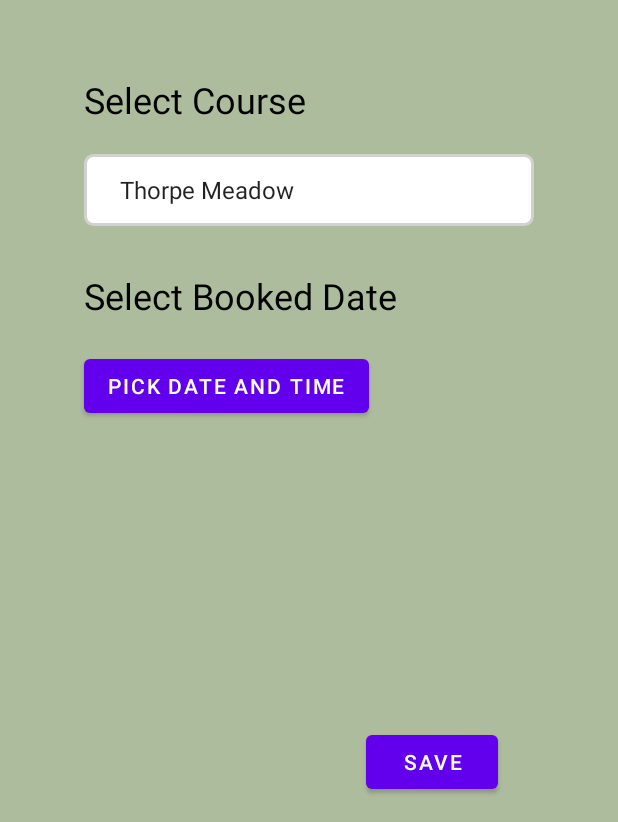
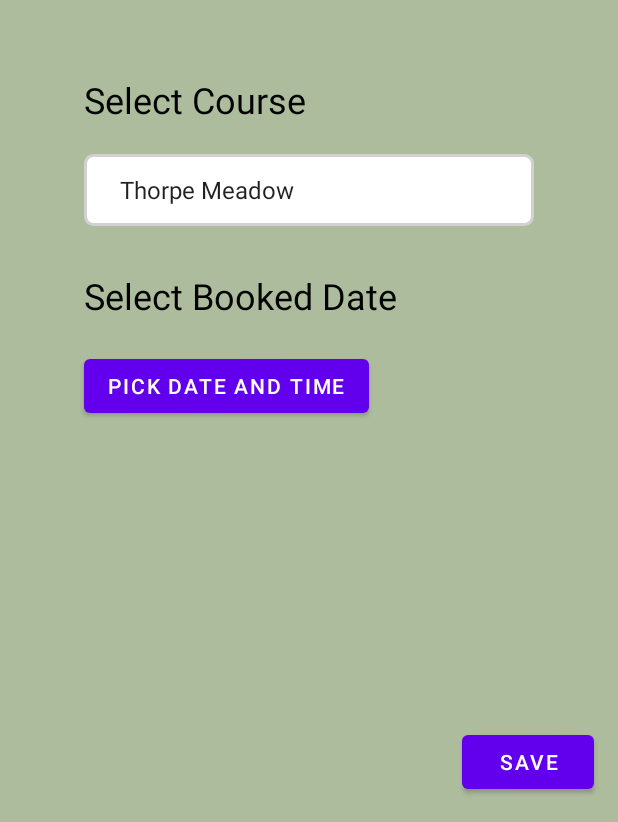
Before and after one commit to NickSx9/MyGolf, an Android app: the fragment BookingFragment shown on its own in the app's theme, on a phone screen of 412 x 824 dp, the part 414-1236 px from its top. Run offline under Robolectric (Android 15) with nearby library versions, the phone set to English and light mode, and no system bars.

Commit message:
something changed?

```diff
--- a/app/src/main/java/com/softwarepro/mygolf/MainActivity.kt
+++ b/app/src/main/java/com/softwarepro/mygolf/MainActivity.kt
@@ -2,6 +2,7 @@ package com.softwarepro.mygolf
 
 import android.content.ClipData
 import android.content.Intent
+import android.content.pm.ActivityInfo
 import android.os.Build
 import android.os.Bundle
 import android.util.Log
@@ -31,6 +32,7 @@ import com.google.android.material.navigation.NavigationView
 import com.google.android.material.snackbar.Snackbar
 import com.google.android.material.textfield.TextInputLayout
 import com.softwarepro.mygolf.ui.booking.BookingFragment
+import com.softwarepro.mygolf.ui.course.CourseFragment
 import com.softwarepro.mygolf.ui.profile.ProfileFragment
 import com.softwarepro.mygolf.ui.score.ScoreFragment
 import com.softwarepro.mygolf.ui.settings.SettingsFragment
@@ -46,6 +48,7 @@ class MainActivity : AppCompatActivity() {
     @RequiresApi(Build.VERSION_CODES.M)
     override fun onCreate(savedInstanceState: Bundle?) {
         super.onCreate(savedInstanceState)
+        this.requestedOrientation = ActivityInfo.SCREEN_ORIENTATION_PORTRAIT;
         setContentView(R.layout.activity_main)
         viewModel = ViewModelProviders.of(this).get(MainActivityViewModel::class.java)
         //hide registerPage
@@ -238,6 +241,9 @@ class MainActivity : AppCompatActivity() {
                 ProfileFragment::class.qualifiedName -> {
                     fab.visibility = View.GONE
                 }
+                CourseFragment::class.qualifiedName -> {
+                    fab.visibility = View.GONE
+                }
                 // Show the FAB on every other page!
                 else -> {
                     fab.visibility = View.VISIBLE
--- a/app/src/main/res/layout/app_bar_main.xml
+++ b/app/src/main/res/layout/app_bar_main.xml
@@ -31,7 +31,7 @@
         android:layout_width="wrap_content"
         android:layout_height="wrap_content"
         android:layout_marginEnd="16dp"
-        android:layout_marginBottom="65dp"
+        android:layout_marginBottom="16dp"
         app:layout_constraintBottom_toBottomOf="parent"
         app:layout_constraintEnd_toEndOf="parent"
         app:srcCompat="@android:drawable/ic_dialog_email" />
--- a/app/src/main/res/layout/fragment_booking.xml
+++ b/app/src/main/res/layout/fragment_booking.xml
@@ -78,7 +78,7 @@
         android:id="@+id/button2"
         android:layout_width="wrap_content"
         android:layout_height="wrap_content"
-        android:layout_marginEnd="80dp"
+        android:layout_marginEnd="16dp"
         android:layout_marginBottom="16dp"
         android:text="Save"
         app:layout_constraintBottom_toBottomOf="parent"
--- a/app/src/main/res/layout/fragment_score.xml
+++ b/app/src/main/res/layout/fragment_score.xml
@@ -88,7 +88,7 @@
                     android:layout_marginStart="16dp"
                     android:layout_marginTop="25dp"
                     android:layout_weight="1"
-                    android:text="Add"
+                    android:text="@string/add"
                     android:visibility="gone"
                     app:layout_constraintStart_toEndOf="@+id/playerName"
                     app:layout_constraintTop_toBottomOf="@+id/course_score_dropdown"
@@ -105,7 +105,7 @@
 
                     <androidx.appcompat.widget.LinearLayoutCompat
                         android:id="@+id/scoreConstraintLayout"
-                        android:layout_width="match_parent"
+                        android:layout_width="wrap_content"
                         android:layout_height="wrap_content"
                         android:layout_marginTop="16dp"
                         android:gravity="center"
--- a/app/src/main/res/values/strings.xml
+++ b/app/src/main/res/values/strings.xml
@@ -80,6 +80,7 @@
     <string name="dark_mode">Dark mode</string>
     <string name="visual_options">Visual Options</string>
     <string name="settings">Settings</string>
+    <string name="add">Add</string>
 
 
 </resources>
```
